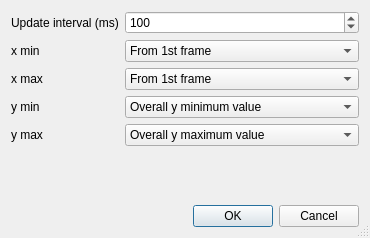
First picture: the form in trunk/daetools-package/daetools/dae_plotter/animation_params.ui, repository v1kko/daetools, before the edit.
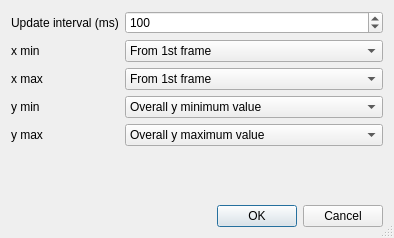
Second picture: the form after the edit.

```diff
--- a/trunk/daetools-package/daetools/dae_plotter/animation_params.ui
+++ b/trunk/daetools-package/daetools/dae_plotter/animation_params.ui
@@ -6,7 +6,7 @@
    <rect>
     <x>0</x>
     <y>0</y>
-    <width>370</width>
+    <width>394</width>
     <height>238</height>
    </rect>
   </property>
```
Left out of the diff: 20 changed lines with no effect on the pictures.
